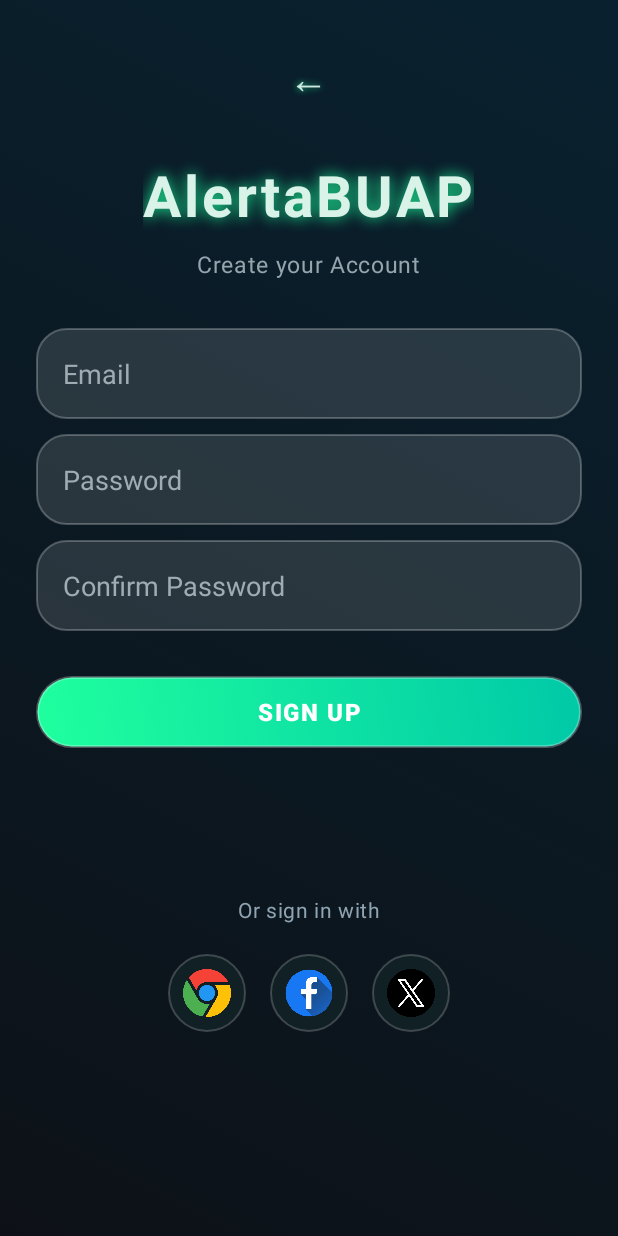
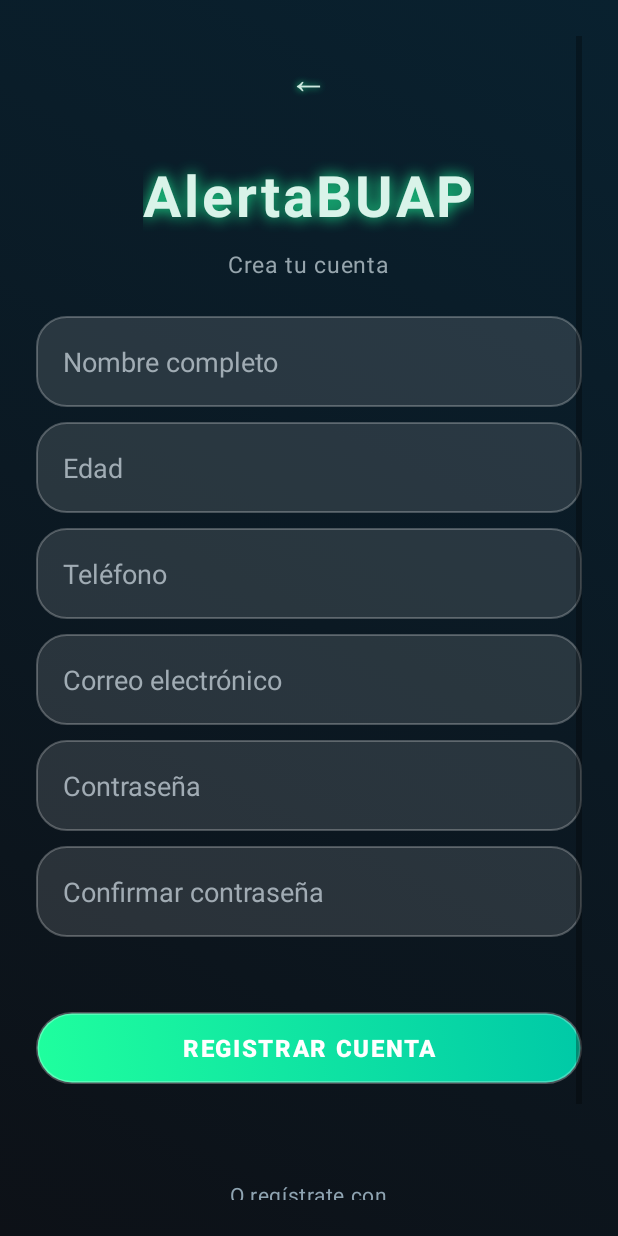
Before and after one commit to Robert2973/Proyecto_I-D, an Android app built with Jetpack Compose: the screen it shows after launch (RegisterActivity), after a tap on "Don't have an account? Sign up", on a phone screen of 412 x 824 dp. Run offline under Robolectric (Android 15) with nearby library versions, the phone set to English and light mode, and no system bars; our stand-ins replace Firebase (no records; nobody signed in at launch, a user with empty details on screens opened directly).

Commit message:
Cambios para usar base de datos en la nube y autenticación con correo y google

```diff
--- a/app/build.gradle.kts
+++ b/app/build.gradle.kts
@@ -81,5 +81,5 @@ dependencies {
     implementation("com.google.android.gms:play-services-maps:18.1.0")
     implementation("com.google.android.gms:play-services-location:21.0.1")
     implementation("com.google.firebase:firebase-auth:23.0.0")
-
+    implementation("com.google.firebase:firebase-firestore:25.1.1")
 }
--- a/app/src/main/AndroidManifest.xml
+++ b/app/src/main/AndroidManifest.xml
@@ -8,7 +8,6 @@
     <uses-permission android:name="android.permission.INTERNET" />
     <uses-permission android:name="android.permission.ACCESS_NETWORK_STATE" />
     <uses-permission android:name="android.permission.CAMERA" />
-    <uses-permission android:name="android.permission.INTERNET" />
 
 
     <application
--- a/app/src/main/res/layout/activity_register.xml
+++ b/app/src/main/res/layout/activity_register.xml
@@ -50,28 +50,71 @@
         <TextView
             android:layout_width="wrap_content"
             android:layout_height="wrap_content"
-            android:text="Create your Account"
+            android:text="Crea tu cuenta"
             android:textSize="15sp"
             android:textColor="#B0BEC5"
             android:layout_marginBottom="24dp"
             android:letterSpacing="0.03"
             android:alpha="0.85"/>
 
+        <!-- Nombre -->
+        <EditText
+            android:id="@+id/etNombre"
+            android:layout_width="match_parent"
+            android:layout_height="wrap_content"
+            android:hint="Nombre completo"
+            android:inputType="textPersonName"
+            android:background="@drawable/glass_input"
+            android:padding="18dp"
+            android:textColor="#FFFFFF"
+            android:textColorHint="#A9B4BC"
+            android:layout_marginBottom="10dp"
+            android:elevation="8dp"
+            android:alpha="0.95"/>
+
+        <!-- Edad -->
+        <EditText
+            android:id="@+id/etEdad"
+            android:layout_width="match_parent"
+            android:layout_height="wrap_content"
+            android:hint="Edad"
+            android:inputType="number"
+            android:background="@drawable/glass_input"
+            android:padding="18dp"
+            android:textColor="#FFFFFF"
+            android:textColorHint="#A9B4BC"
+            android:layout_marginBottom="10dp"
+            android:elevation="8dp"
+            android:alpha="0.95"/>
+
+        <!-- Teléfono -->
+        <EditText
+            android:id="@+id/etTelefono"
+            android:layout_width="match_parent"
+            android:layout_height="wrap_content"
+            android:hint="Teléfono"
+            android:inputType="phone"
+            android:background="@drawable/glass_input"
+            android:padding="18dp"
+            android:textColor="#FFFFFF"
+            android:textColorHint="#A9B4BC"
+            android:layout_marginBottom="10dp"
+            android:elevation="8dp"
+            android:alpha="0.95"/>
+
         <!-- Email -->
         <EditText
             android:id="@+id/etEmailRegister"
             android:layout_width="match_parent"
             android:layout_height="wrap_content"
-            android:hint="Email"
+            android:hint="Correo electrónico"
             android:inputType="textEmailAddress"
             android:background="@drawable/glass_input"
             android:padding="18dp"
             android:textColor="#FFFFFF"
             android:textColorHint="#A9B4BC"
-            android:layout_marginTop="8dp"
-            android:layout_marginBottom="0dp"
+            android:layout_marginBottom="10dp"
             android:elevation="8dp"
-            android:drawablePadding="10dp"
             android:alpha="0.95"/>
 
         <!-- Password -->
@@ -79,15 +122,14 @@
             android:id="@+id/etPasswordRegister"
             android:layout_width="match_parent"
             android:layout_height="wrap_content"
-            android:hint="Password"
+            android:hint="Contraseña"
             android:inputType="textPassword"
             android:background="@drawable/glass_input"
             android:padding="18dp"
             android:textColor="#FFFFFF"
             android:textColorHint="#A9B4BC"
-            android:layout_marginTop="10dp"
+            android:layout_marginBottom="10dp"
             android:elevation="8dp"
-            android:drawablePadding="10dp"
             android:alpha="0.95"/>
 
         <!-- Confirm Password -->
@@ -95,15 +137,14 @@
             android:id="@+id/etConfirmPassword"
             android:layout_width="match_parent"
             android:layout_height="wrap_content"
-            android:hint="Confirm Password"
+            android:hint="Confirmar contraseña"
             android:inputType="textPassword"
             android:background="@drawable/glass_input"
             android:padding="18dp"
             android:textColor="#FFFFFF"
             android:textColorHint="#A9B4BC"
-            android:layout_marginTop="10dp"
+            android:layout_marginBottom="20dp"
             android:elevation="8dp"
-            android:drawablePadding="10dp"
             android:alpha="0.95"/>
 
         <!-- Botón Sign Up -->
@@ -111,12 +152,12 @@
             android:id="@+id/btnRegister"
             android:layout_width="match_parent"
             android:layout_height="wrap_content"
-            android:text="Sign Up"
+            android:text="Registrar cuenta"
             android:textColor="#FFFFFF"
             android:textStyle="bold"
             android:textSize="16sp"
             android:layout_marginTop="30dp"
-            android:layout_marginBottom="70dp"
+            android:layout_marginBottom="40dp"
             android:background="@drawable/animated_button"
             android:elevation="12dp"
             android:letterSpacing="0.07"
@@ -126,10 +167,10 @@
         <TextView
             android:layout_width="wrap_content"
             android:layout_height="wrap_content"
-            android:text="Or sign in with"
+            android:text="O regístrate con"
             android:textColor="#8FA4B2"
             android:textSize="14sp"
-            android:layout_marginTop="28dp"
+            android:layout_marginTop="24dp"
             android:layout_marginBottom="14dp"
             android:letterSpacing="0.03"/>
 
@@ -142,7 +183,9 @@
             android:layout_marginTop="6dp"
             android:layout_marginBottom="20dp">
 
+            <!-- Google -->
             <ImageView
+                android:id="@+id/btnGoogleSignIn"
                 android:layout_width="52dp"
                 android:layout_height="52dp"
                 android:padding="10dp"
@@ -151,7 +194,9 @@
                 android:layout_marginEnd="16dp"
                 android:elevation="6dp"/>
 
+            <!-- Facebook -->
             <ImageView
+                android:id="@+id/btnFacebookSignIn"
                 android:layout_width="52dp"
                 android:layout_height="52dp"
                 android:padding="10dp"
@@ -160,13 +205,15 @@
                 android:layout_marginEnd="16dp"
                 android:elevation="6dp"/>
 
+            <!-- Microsoft
             <ImageView
+                android:id="@+id/btnMicrosoftSignIn"
                 android:layout_width="52dp"
                 android:layout_height="52dp"
                 android:padding="10dp"
                 android:background="@drawable/icon_glow_circle"
-                android:src="@drawable/ic_x"
-                android:elevation="6dp"/>
+                android:src="@drawable/ic_microsoft"
+                android:elevation="6dp"/> -->
         </LinearLayout>
 
     </LinearLayout>
```
Also changed, not shown: app/src/main/java/com/example/buap/LoginActivity.kt (+49 -31 lines), app/src/main/java/com/example/buap/MainActivity.kt (+42 -43 lines), app/src/main/java/com/example/buap/RegisterActivity.kt (+56 -36 lines).
